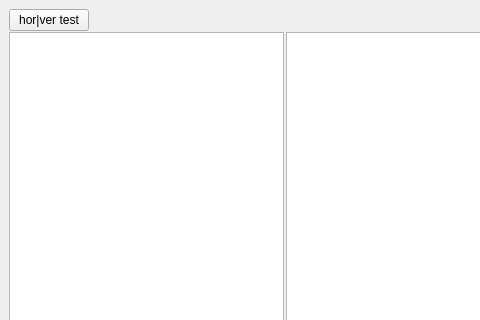
Above: clipboards/researchremed.ui from iliner23/openRadar before the change; both pictures show x 0 to 480 and y 0 to 320 of the 936 by 557 pixel window. Below: the same form after it.
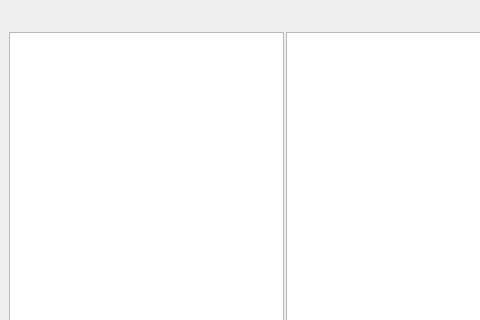
That is the form after the change.

Commit message: Added sum remeds and degrees option, some show menu options. Need realize expand widgets in show options into researchRemed

Patch:
```diff
--- a/clipboards/researchremed.ui
+++ b/clipboards/researchremed.ui
@@ -36,13 +36,6 @@
     </item>
     <item row="0" column="0" colspan="3">
      <layout class="QHBoxLayout" name="horizontalLayout">
-      <item>
-       <widget class="QPushButton" name="pushButton">
-        <property name="text">
-         <string>hor|ver test</string>
-        </property>
-       </widget>
-      </item>
       <item>
        <spacer name="horizontalSpacer">
         <property name="orientation">
```
Left out of the diff: 37 changed lines with no effect on the pictures. The commit also changes 4 other files.
